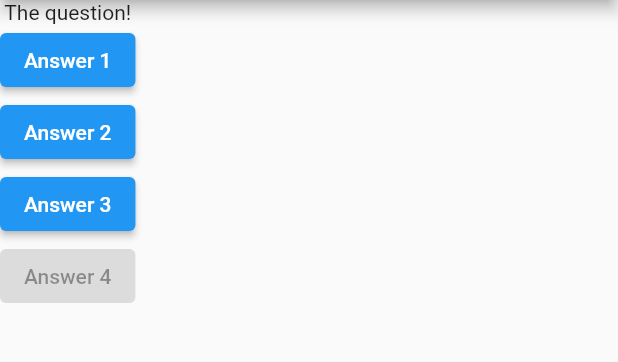
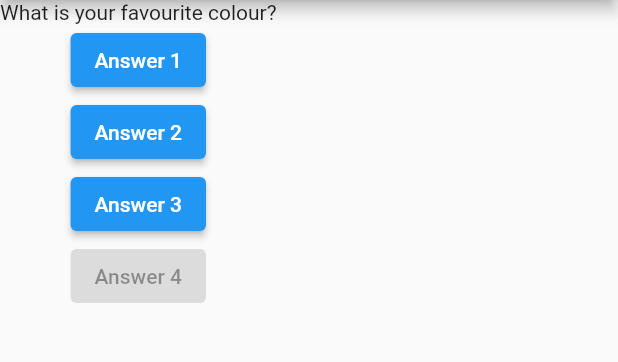
Before and after one commit to prabhav951/flutter_first_app, a Flutter app: the screen it shows after launch, after a tap on "Answer 1", on a phone screen of 412 x 824 dp, the part 84-446 px from its top. Run offline on Flutter 3.47's test engine with Material 2 defaults, Android fonts, the phone set to English and light mode, and no system bars.

Commit message:
Stateless Widget used incorrectly

```diff
--- a/lib/main.dart
+++ b/lib/main.dart
@@ -5,12 +5,21 @@ void main() {
 }
 
 class MyApp extends StatelessWidget {
+  // Trying to implement state
+  // But it is not possible in a Stateless Widget
+  var questionIndex = 0;
+
   void answerQuestion() {
-    print('Answer chosen');
+    questionIndex++;
+    print(questionIndex);
   }
 
   @override
   Widget build(BuildContext context) {
+    var questions = [
+      'What is your favourite colour?',
+      'What is your favourite animal'
+    ];
     return MaterialApp(
       home: Scaffold(
         appBar: AppBar(
@@ -18,7 +27,7 @@ class MyApp extends StatelessWidget {
         ),
         body: Column(
           children: [
-            Text('The question!'),
+            Text(questions[questionIndex]),
             ElevatedButton(
               child: Text('Answer 1'),
               onPressed: answerQuestion,
```
Also changed, not shown: 1 other file.
